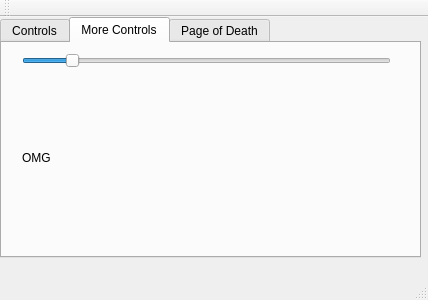
The window that FESS-GUI/mainwindow.ui (FIGS-FESS/FESSGUI) describes before a commit, drawn with Qt 5.
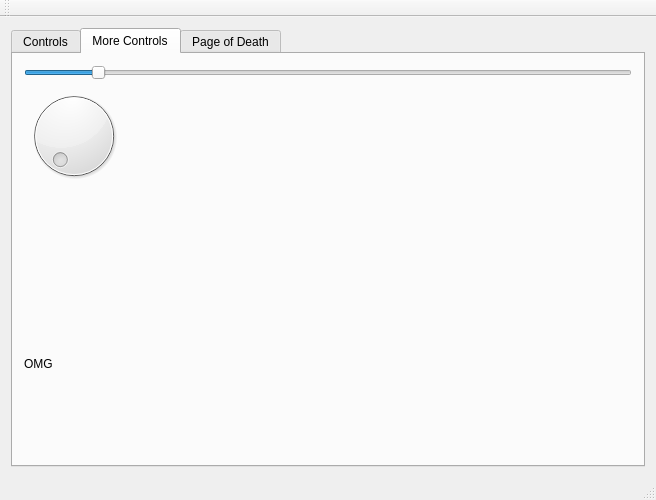
The same window after the commit. The open tabs and pages were chosen to show the change.

Diff of the .ui file:
```diff
--- a/FESS-GUI/mainwindow.ui
+++ b/FESS-GUI/mainwindow.ui
@@ -6,23 +6,17 @@
    <rect>
     <x>0</x>
     <y>0</y>
-    <width>428</width>
-    <height>300</height>
+    <width>656</width>
+    <height>500</height>
    </rect>
   </property>
   <property name="windowTitle">
    <string>MainWindow</string>
   </property>
   <widget class="QWidget" name="centralWidget">
+   <layout class="QVBoxLayout" name="verticalLayout_5">
+    <item>
    <widget class="QTabWidget" name="tabWidget">
-    <property name="geometry">
-     <rect>
-      <x>0</x>
-      <y>0</y>
-      <width>421</width>
-      <height>241</height>
-     </rect>
-    </property>
     <property name="styleSheet">
      <string notr="true"/>
     </property>
@@ -33,26 +27,9 @@
      <attribute name="title">
       <string>Controls</string>
      </attribute>
-     <widget class="QWidget" name="verticalLayoutWidget">
-      <property name="geometry">
-       <rect>
-        <x>80</x>
-        <y>40</y>
-        <width>258</width>
-        <height>111</height>
-       </rect>
-      </property>
+       <layout class="QVBoxLayout" name="verticalLayout_4">
+        <item>
       <layout class="QGridLayout" name="gridLayout">
-       <item row="0" column="0">
-        <widget class="QLabel" name="label">
-         <property name="text">
-          <string>Here is where we will control the FESS.</string>
-         </property>
-         <property name="alignment">
-          <set>Qt::AlignCenter</set>
-         </property>
-        </widget>
-       </item>
        <item row="1" column="0">
         <widget class="QPushButton" name="pushButton">
          <property name="text">
@@ -60,30 +37,35 @@
          </property>
         </widget>
        </item>
+          <item row="0" column="0">
+           <widget class="QLabel" name="label">
+            <property name="text">
+             <string>Here is where we will control the FESS.</string>
+            </property>
+            <property name="alignment">
+             <set>Qt::AlignCenter</set>
+            </property>
+           </widget>
+          </item>
        <item row="2" column="0">
         <widget class="QTextBrowser" name="textBrowser"/>
        </item>
       </layout>
-     </widget>
-     <zorder>verticalLayoutWidget</zorder>
-     <zorder>label</zorder>
+        </item>
+       </layout>
     </widget>
     <widget class="QWidget" name="tab_2">
      <attribute name="title">
       <string>More Controls</string>
      </attribute>
-     <widget class="QWidget" name="verticalLayoutWidget_2">
-      <property name="geometry">
-       <rect>
-        <x>9</x>
-        <y>-1</y>
-        <width>391</width>
-        <height>211</height>
-       </rect>
-      </property>
-      <layout class="QVBoxLayout" name="verticalLayout_2" stretch="0,0">
+       <layout class="QHBoxLayout" name="horizontalLayout">
+        <item>
+         <layout class="QVBoxLayout" name="verticalLayout_2" stretch="0,0,0">
        <item>
         <widget class="QSlider" name="horizontalSlider">
+            <property name="minimum">
+             <number>1</number>
+            </property>
          <property name="sliderPosition">
           <number>12</number>
          </property>
@@ -92,6 +74,35 @@
          </property>
         </widget>
        </item>
+          <item>
+           <layout class="QHBoxLayout" name="horizontalLayout_2">
+            <item alignment="Qt::AlignLeft|Qt::AlignTop">
+             <widget class="QDial" name="dial">
+              <property name="sizePolicy">
+               <sizepolicy hsizetype="Preferred" vsizetype="Preferred">
+                <horstretch>0</horstretch>
+                <verstretch>0</verstretch>
+               </sizepolicy>
+              </property>
+              <property name="minimumSize">
+               <size>
+                <width>50</width>
+                <height>50</height>
+               </size>
+              </property>
+              <property name="maximumSize">
+               <size>
+                <width>100</width>
+                <height>100</height>
+               </size>
+              </property>
+              <property name="orientation">
+               <enum>Qt::Horizontal</enum>
+              </property>
+             </widget>
+            </item>
+           </layout>
+          </item>
        <item>
         <widget class="QLabel" name="label_2">
          <property name="text">
@@ -100,39 +111,44 @@
         </widget>
        </item>
       </layout>
-     </widget>
+        </item>
+       </layout>
     </widget>
     <widget class="QWidget" name="tab_3">
      <attribute name="title">
       <string>Page of Death</string>
      </attribute>
+       <layout class="QGridLayout" name="gridLayout_2">
+        <item row="0" column="0">
      <widget class="QLabel" name="label_3">
-      <property name="geometry">
-       <rect>
-        <x>100</x>
-        <y>90</y>
-        <width>226</width>
-        <height>29</height>
-       </rect>
-      </property>
       <property name="font">
        <font>
         <pointsize>18</pointsize>
        </font>
       </property>
+          <property name="contextMenuPolicy">
+           <enum>Qt::CustomContextMenu</enum>
+          </property>
       <property name="text">
        <string>Don't Press Spacebar</string>
       </property>
-     </widget>
-    </widget>
-   </widget>
+          <property name="alignment">
+           <set>Qt::AlignCenter</set>
+          </property>
+         </widget>
+        </item>
+       </layout>
+      </widget>
+     </widget>
+    </item>
+   </layout>
   </widget>
   <widget class="QMenuBar" name="menuBar">
    <property name="geometry">
     <rect>
      <x>0</x>
      <y>0</y>
-     <width>428</width>
+     <width>656</width>
      <height>21</height>
     </rect>
    </property>
```
Lines whose indentation alone changed are shown as unchanged.
